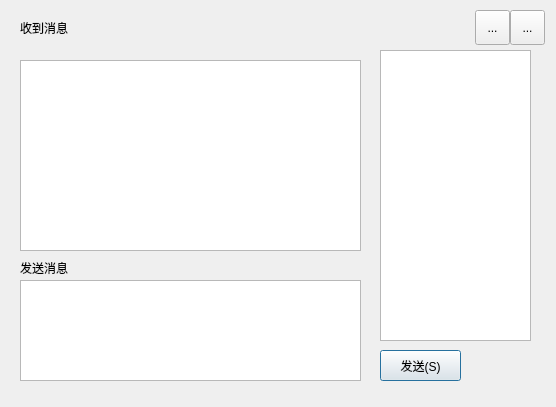
Before: the Qt Designer form multichatdlg.ui in hk029/LetChat, drawn with Qt 5.
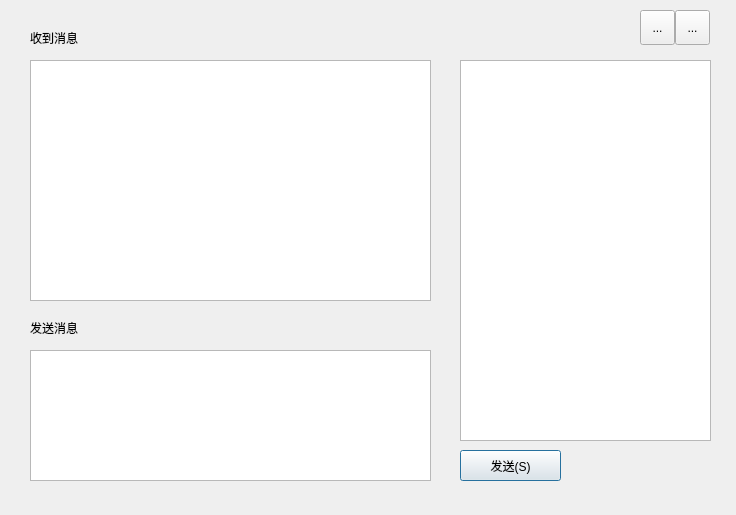
After: the same form once the commit is applied.

```diff
--- a/multichatdlg.ui
+++ b/multichatdlg.ui
@@ -6,8 +6,8 @@
    <rect>
     <x>0</x>
     <y>0</y>
-    <width>556</width>
-    <height>407</height>
+    <width>736</width>
+    <height>515</height>
    </rect>
   </property>
   <property name="windowTitle">
@@ -16,9 +16,9 @@
   <widget class="QLabel" name="label">
    <property name="geometry">
     <rect>
-     <x>20</x>
-     <y>20</y>
-     <width>51</width>
+     <x>30</x>
+     <y>30</y>
+     <width>81</width>
      <height>16</height>
     </rect>
    </property>
@@ -29,8 +29,8 @@
   <widget class="QLabel" name="label_2">
    <property name="geometry">
     <rect>
-     <x>20</x>
-     <y>260</y>
+     <x>30</x>
+     <y>320</y>
      <width>61</width>
      <height>16</height>
     </rect>
@@ -42,39 +42,39 @@
   <widget class="QTextBrowser" name="receiveMsg">
    <property name="geometry">
     <rect>
-     <x>20</x>
+     <x>30</x>
      <y>60</y>
-     <width>341</width>
-     <height>191</height>
+     <width>401</width>
+     <height>241</height>
     </rect>
    </property>
   </widget>
   <widget class="QPlainTextEdit" name="sendMsg">
    <property name="geometry">
     <rect>
-     <x>20</x>
-     <y>280</y>
-     <width>341</width>
-     <height>101</height>
+     <x>30</x>
+     <y>350</y>
+     <width>401</width>
+     <height>131</height>
     </rect>
    </property>
   </widget>
   <widget class="QTableView" name="contactList">
    <property name="geometry">
     <rect>
-     <x>380</x>
-     <y>50</y>
-     <width>151</width>
-     <height>291</height>
+     <x>460</x>
+     <y>60</y>
+     <width>251</width>
+     <height>381</height>
     </rect>
    </property>
   </widget>
   <widget class="QPushButton" name="sendButton">
    <property name="geometry">
     <rect>
-     <x>380</x>
-     <y>350</y>
-     <width>81</width>
+     <x>460</x>
+     <y>450</y>
+     <width>101</width>
      <height>31</height>
     </rect>
    </property>
@@ -85,7 +85,7 @@
   <widget class="QToolButton" name="icon_close">
    <property name="geometry">
     <rect>
-     <x>510</x>
+     <x>675</x>
      <y>10</y>
      <width>35</width>
      <height>35</height>
@@ -98,7 +98,7 @@
   <widget class="QToolButton" name="icon_mini">
    <property name="geometry">
     <rect>
-     <x>475</x>
+     <x>640</x>
      <y>10</y>
      <width>35</width>
      <height>35</height>
```
